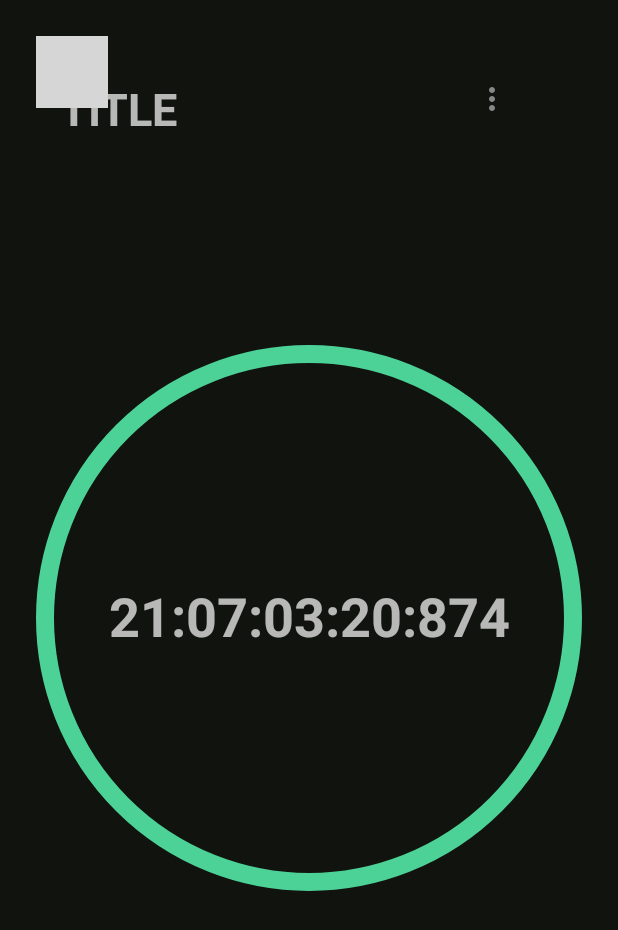
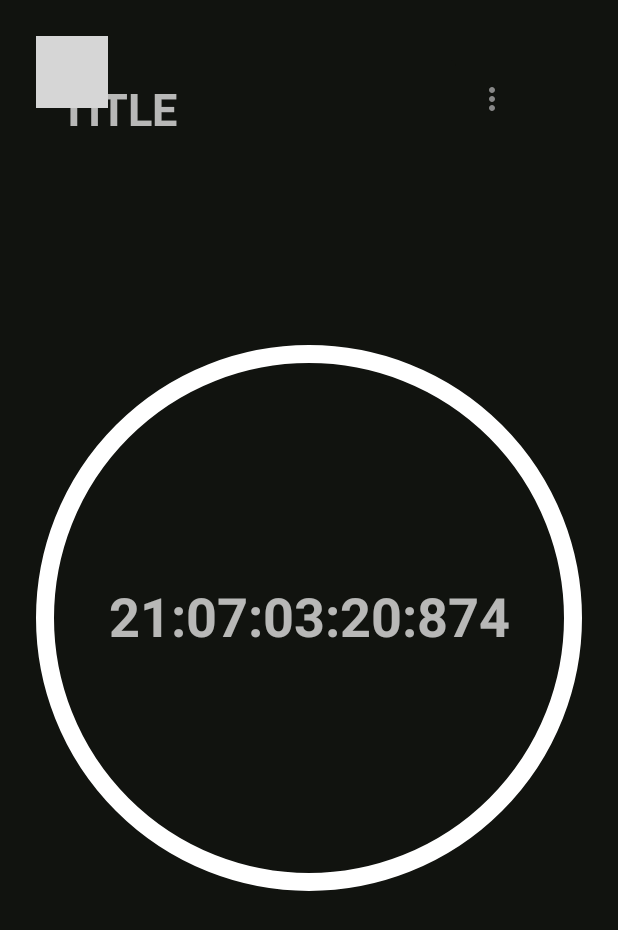
Before and after one commit to kokoichi206/count-down-timer, an Android app built with Jetpack Compose: the screen it shows after launch (MainActivity), on a phone screen of 412 x 824 dp. Shown: the top 930 px of the screen. Run offline under Robolectric (Android 15) with nearby library versions, the phone set to English and light mode, and no system bars; our stand-ins replace accompanist; libraries missing offline, so code that uses them is left out: com.google.android.gms, com.vanpra.composematerialdialogs; 4 statements that could not run were skipped; grey boxes are pictures that could not be loaded.

Commit message:
時間帯によって表示する色を変更 (#23)

```diff
--- a/app/src/main/java/jp/mydns/kokoichi0206/countdowntimer/module/main/view/CircularProgressBar.kt
+++ b/app/src/main/java/jp/mydns/kokoichi0206/countdowntimer/module/main/view/CircularProgressBar.kt
@@ -33,7 +33,7 @@ fun CircularProgressBar(
     radius: Dp = 50.dp,
     color: Color = Color.Green,
     strokeWidth: Dp = 8.dp,
-    animDuration: Int = 1000,
+    animDuration: Int = 100,
     animDelay: Int = 0,
     onNumberClick: () -> Unit = {},
 ) {
--- a/app/src/main/java/jp/mydns/kokoichi0206/countdowntimer/module/main/view/HomeView.kt
+++ b/app/src/main/java/jp/mydns/kokoichi0206/countdowntimer/module/main/view/HomeView.kt
@@ -94,6 +94,7 @@ fun HomeContent(
     deadline: LocalDateTime? = null,
     isVertical: Boolean = true,
 ) {
+    val primeColor = MaterialTheme.colors.primary
 
     var step by remember {
         mutableStateOf(
@@ -133,6 +134,11 @@ fun HomeContent(
                 cTime.toFloat() / milliSecondsBetween2DateTime(deadLine, startedAt)
             }
         )
+    }
+
+    // Circle bar color
+    var circleColor by remember {
+        mutableStateOf(Color.White)
     }
 
     // initialize
@@ -250,7 +256,7 @@ fun HomeContent(
 
         // タイマーの円
         CircularProgressBar(
-            percentage = if (cTime > 0) {
+            percentage = if (cTime > Constants.AdditionalTime) {
                 percentage
             } else {
                 1f
@@ -258,7 +264,7 @@ fun HomeContent(
             displayTime = formattedTimeFromMilliSeconds(cTime.toInt()),
             fontSize = 36.sp,
             radius = boxWithConstraintsScope.maxWidth / 2,
-            color = MaterialTheme.colors.primary,
+            color = circleColor,
             strokeWidth = strokeWidth,
             onNumberClick = {
                 // FIXME: 更新を通知するために無理矢理 NONE を挟んでいる
@@ -342,16 +348,30 @@ fun HomeContent(
         }
         SelectionStep.NONE, SelectionStep.DONE -> {}
     }
+
     // Timer
     LaunchedEffect(key1 = deadLine, key2 = cTime, key3 = isVertical) {
-        if (cTime > 0) {
+        if (cTime > Constants.AdditionalTime) {
             delay(Constants.TimerInterval)
             cTime = milliSecondsBetween2DateTime(deadLine, LocalDateTime.now())
 
             percentage = cTime.toFloat() / milliSecondsBetween2DateTime(deadLine, startedAt)
+
+            circleColor = when {
+                percentage < 1f / 6 -> {
+                    Color.Red
+                }
+                percentage < 3f / 6 -> {
+                    Color.Yellow
+                }
+                else -> {
+                    primeColor
+                }
+            }
         }
     }
 }
+
 
 /**
  * メイン画面のタイマーの選択状態を表すenumクラス。
--- a/app/src/main/java/jp/mydns/kokoichi0206/countdowntimer/util/Constants.kt
+++ b/app/src/main/java/jp/mydns/kokoichi0206/countdowntimer/util/Constants.kt
@@ -30,7 +30,9 @@ object Constants {
 
     val TokyoZoneOffset = ZoneOffset.ofHours(+9)
 
-    const val TimerInterval = 100L
+    const val TimerInterval = 10L
+    // 終了時刻後からループを継続する時間
+    const val AdditionalTime = -60_000L
 
     // In MoreVert
     const val DESCRIPTION_MORE_VERT_ICON = "MoreVert icon"
```
Lines whose indentation alone changed are shown as unchanged.
